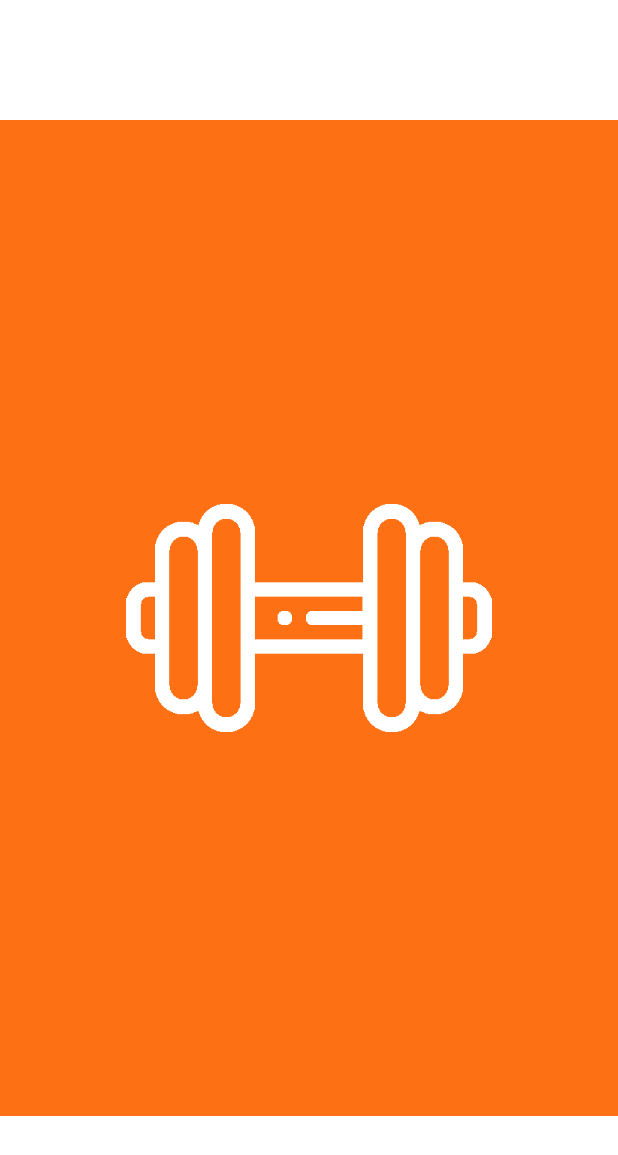
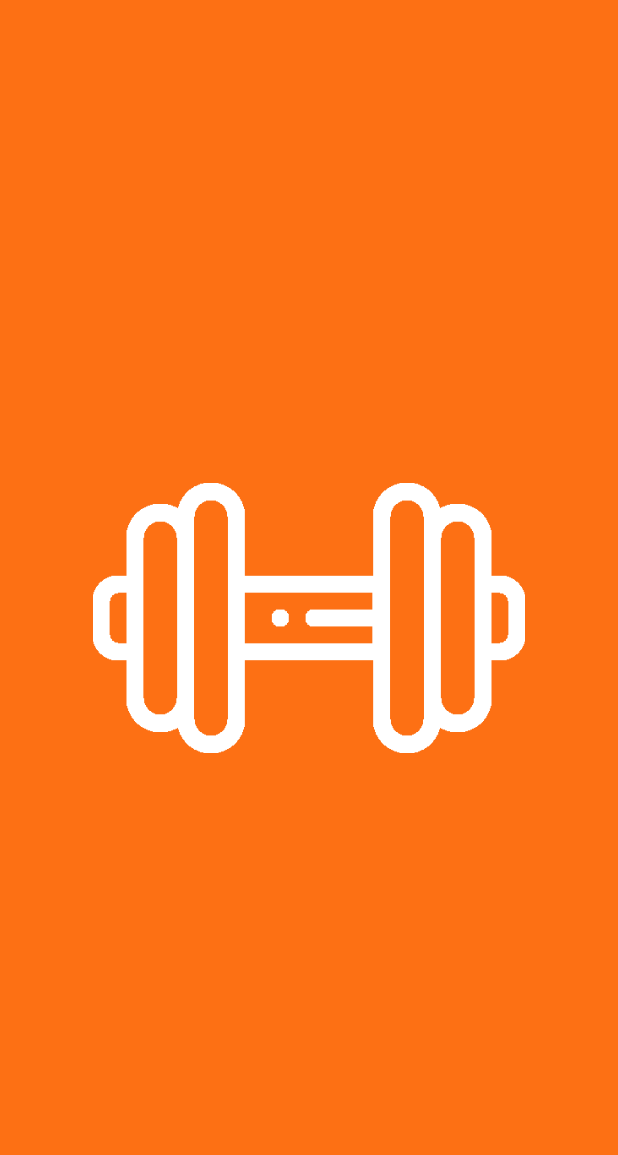
Before and after one commit to TalisTM/fit_training, a Flutter app: the first screen one second after launch, on a phone screen of 412 x 824 dp. Shown: the top 1155 px of the screen. Run offline on Flutter 3.47's test engine with Material 2 defaults, Android fonts, the phone set to English and light mode, and no system bars; our stand-ins replace cloud_firestore, firebase_auth, firebase_core, flutter_mobx, get_it, google_sign_in and 3 more; missing offline and left inert: animated_card; accounts and stored records are empty; generated files the repository leaves out were written again.

Commit message:
aminacao da tela splash para home

```diff
--- a/lib/presentation/pages/splash/splash_page.dart
+++ b/lib/presentation/pages/splash/splash_page.dart
@@ -41,8 +41,7 @@ class _SplashPageState extends State<SplashPage> with SingleTickerProviderStateM
     var brightness = SchedulerBinding.instance?.window.platformBrightness;
     isDarkMode = brightness == Brightness.dark;
 
-    _animationController = AnimationController(vsync: this, duration: const Duration(seconds: 3));
-
+    _animationController = AnimationController(vsync: this, duration: const Duration(seconds: 2));
     _animationController.forward();
 
     _getDatas();
@@ -67,18 +66,17 @@ class _SplashPageState extends State<SplashPage> with SingleTickerProviderStateM
 
   @override
   Widget build(BuildContext context) {
-    return Stack(
-      alignment: Alignment.center,
-      children: [
-        Image.asset(
-          'assets/images/splash.png',
-          fit: BoxFit.cover,
-        ),
-        AnimatedLogo(
-          controller: _animationController,
-          isDarkMode: isDarkMode
+    timeDilation = 1;
+    return Container(
+      decoration: const BoxDecoration(
+        image: DecorationImage(
+          image: AssetImage('assets/images/splash.png'),
+          fit: BoxFit.cover
         )
-      ],
+      ),
+      child: Center(
+        child: AnimatedLogo(controller: _animationController, isDarkMode: isDarkMode),
+      ),
     );
   }
 }
--- a/lib/presentation/pages/splash/widgets/animated_logo.dart
+++ b/lib/presentation/pages/splash/widgets/animated_logo.dart
@@ -8,19 +8,24 @@ class AnimatedLogo extends StatelessWidget {
       CurvedAnimation(parent: controller, curve: const Interval(0.0, 0.4, curve: Curves.easeOut))
     ),
     rotation = Tween(begin: 0.0, end: -0.1).animate(
-      CurvedAnimation(parent: controller, curve: const Interval(0.4, 0.7, curve: Curves.bounceOut))
+      CurvedAnimation(parent: controller, curve: const Interval(0.4, 0.8, curve: Curves.bounceOut))
+    ),
+    zoom = Tween(begin: 200.0, end: 1000.0).animate(
+      CurvedAnimation(parent: controller, curve: const Interval(0.8, 1, curve: Curves.easeOutQuad))
     ),
     super(key: key);
 
   final Animation<double> rotation;
   final Animation<double> size;
+  final Animation<double> zoom;
 
   @override
   Widget build(BuildContext context) {
     return AnimatedBuilder(
       animation: controller,
       builder: (context, child) {
-        return RotationTransition(
+        return rotation.value != -0.1
+          ? RotationTransition(
             turns: rotation,
             child: Container(
                 width: MediaQuery.of(context).size.width * size.value,
@@ -30,7 +35,19 @@ class AnimatedLogo extends StatelessWidget {
                     fit: BoxFit.contain,
                   )
                 ),
+              ),
           )
+          : Hero(
+            tag: "zoom",
+            child: Container(
+                width: zoom.value,
+                height: zoom.value,
+                decoration: BoxDecoration(
+                  shape: zoom.value <= MediaQuery.of(context).size.width ? BoxShape.circle : BoxShape.rectangle,
+                  borderRadius: zoom.value < MediaQuery.of(context).size.width ? null : BorderRadius.circular(20),
+                  color: isDarkMode ? Colors.black87 : Colors.white60
+                ),
+              ),
           );
       }
     );
```
Also changed, not shown: lib/presentation/pages/home/home_page.dart (+33 -2 lines), lib/presentation/pages/home/widgets/zoom_container.dart (added, +34 -0 lines). Lines whose indentation alone changed are shown as unchanged.
